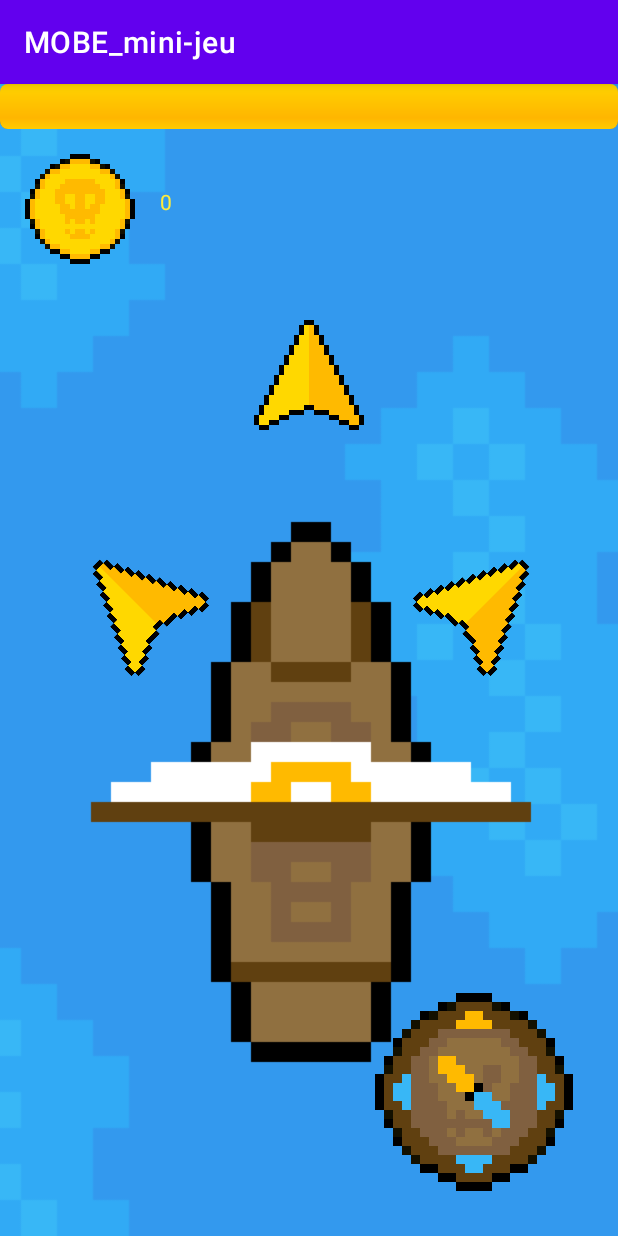
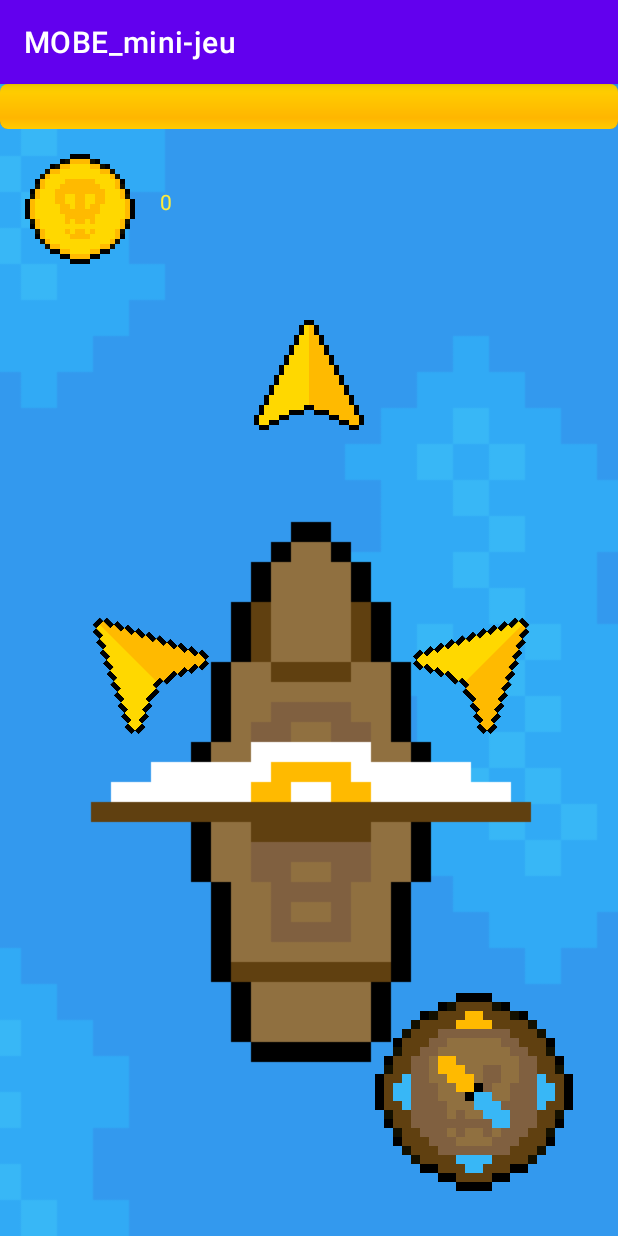
Before and after one commit to cyan-dev/MOBE_mini-jeu, an Android app: the NavigationGame screen opened directly, with no data from a screen before it, on a phone screen of 412 x 824 dp. Run offline under Robolectric (Android 15) with nearby library versions, the phone set to English and light mode, and no system bars.

Commit message:
Removing 2 cursors

```diff
--- a/app/src/main/res/layout/activity_navigation_game.xml
+++ b/app/src/main/res/layout/activity_navigation_game.xml
@@ -102,55 +102,27 @@
         app:srcCompat="@drawable/cursor" />
 
     <ImageView
-        android:id="@+id/cursorTopRight"
+        android:id="@+id/cursorRight"
         android:layout_width="160px"
         android:layout_height="160px"
         android:rotation="45"
-        app:layout_constraintBottom_toTopOf="@+id/cursorRight"
+        app:layout_constraintBottom_toBottomOf="@+id/imageView4"
         app:layout_constraintEnd_toEndOf="parent"
         app:layout_constraintHorizontal_bias="0.888"
         app:layout_constraintStart_toStartOf="parent"
         app:layout_constraintTop_toTopOf="parent"
-        app:layout_constraintVertical_bias="0.823"
-        app:srcCompat="@drawable/cursor" />
-
-    <ImageView
-        android:id="@+id/cursorRight"
-        android:layout_width="160px"
-        android:layout_height="160px"
-        android:rotation="90"
-        app:layout_constraintBottom_toBottomOf="@+id/imageView4"
-        app:layout_constraintEnd_toEndOf="@+id/imageView4"
-        app:layout_constraintHorizontal_bias="0.0"
-        app:layout_constraintStart_toEndOf="@+id/shipView"
-        app:layout_constraintTop_toTopOf="parent"
-        app:layout_constraintVertical_bias="0.698"
-        app:srcCompat="@drawable/cursor" />
-
-    <ImageView
-        android:id="@+id/cursorTopLeft"
-        android:layout_width="160px"
-        android:layout_height="160px"
-        android:rotation="-45"
-        app:layout_constraintBottom_toTopOf="@+id/cursorLeft"
-        app:layout_constraintEnd_toEndOf="parent"
-        app:layout_constraintHorizontal_bias="0.12"
-        app:layout_constraintStart_toStartOf="@+id/imageView4"
-        app:layout_constraintTop_toTopOf="@+id/imageView4"
-        app:layout_constraintVertical_bias="0.823"
         app:srcCompat="@drawable/cursor" />
 
     <ImageView
         android:id="@+id/cursorLeft"
         android:layout_width="160px"
         android:layout_height="160px"
-        android:rotation="-90"
+        android:rotation="-45"
         app:layout_constraintBottom_toBottomOf="parent"
-        app:layout_constraintEnd_toStartOf="@+id/shipView"
-        app:layout_constraintHorizontal_bias="1.0"
+        app:layout_constraintEnd_toEndOf="parent"
+        app:layout_constraintHorizontal_bias="0.12"
         app:layout_constraintStart_toStartOf="@+id/imageView4"
         app:layout_constraintTop_toTopOf="@+id/imageView4"
-        app:layout_constraintVertical_bias="0.698"
         app:srcCompat="@drawable/cursor" />
 
 </androidx.constraintlayout.widget.ConstraintLayout>
```
